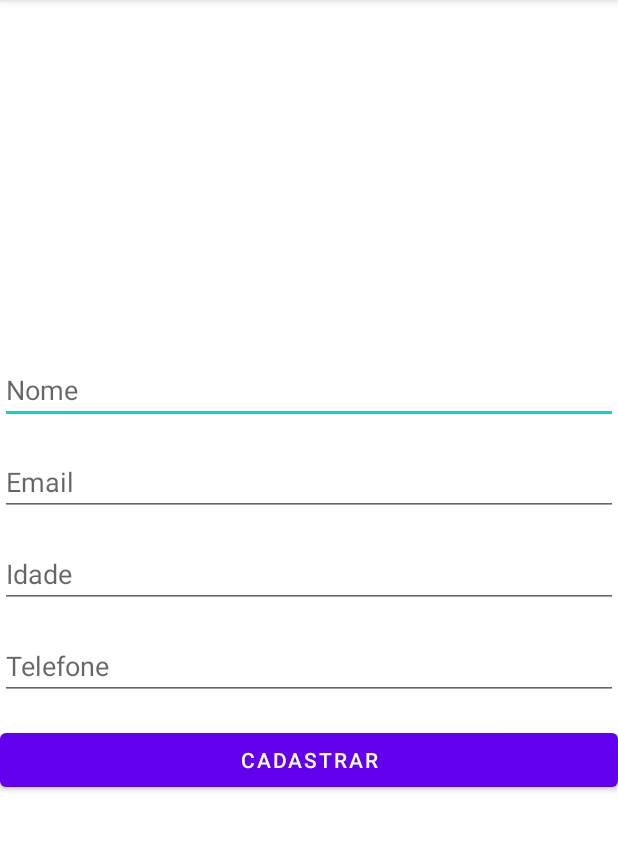
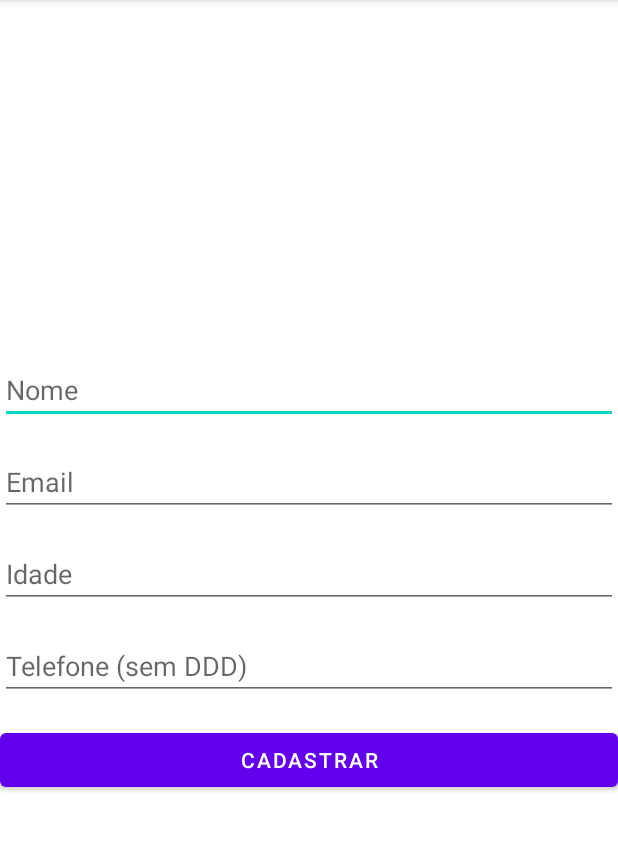
Before and after one commit to Denjiwe/CRUD_Android, an Android app: the screen it shows after launch (AddActivity), after a tap on "CADASTRO", on a phone screen of 412 x 824 dp, the part 84-933 px from its top. Run offline under Robolectric (Android 15) with nearby library versions, the phone set to English and light mode, and no system bars; our stand-ins replace Room's generated code.

```diff
--- a/app/build.gradle
+++ b/app/build.gradle
@@ -57,5 +57,5 @@ dependencies {
 
     def lifecycle_extension_version = '2.2.0-beta01'
     implementation "androidx.lifecycle:lifecycle-runtime-ktx:$lifecycle_extension_version"
-    implementation 'rg.jetbrains.kotlinx:kotlinx-coroutines-core:1.6.1'
+    implementation 'org.jetbrains.kotlinx:kotlinx-coroutines-core:1.6.1'
 }
--- a/app/src/main/java/com/example/crudandroid/MainActivity.kt
+++ b/app/src/main/java/com/example/crudandroid/MainActivity.kt
@@ -3,7 +3,10 @@ package com.example.crudandroid
 import android.content.Intent
 import androidx.appcompat.app.AppCompatActivity
 import android.os.Bundle
+import android.util.Log
+import androidx.lifecycle.lifecycleScope
 import com.example.crudandroid.databinding.ActivityMainBinding
+import kotlinx.coroutines.launch
 
 class MainActivity : AppCompatActivity() {
     private lateinit var binding : ActivityMainBinding
@@ -18,4 +21,12 @@ class MainActivity : AppCompatActivity() {
             startActivity(intent)
         }
     }
+
+    override fun onResume() {
+        super.onResume()
+        lifecycleScope.launch {
+           val pessoaList = AppDB(this@MainActivity).getPessoaDao().getAllPessoa()
+           Log.e("teste", "onResume: ${pessoaList.size}")
+        }
+    }
 }
--- a/app/src/main/res/layout/activity_add.xml
+++ b/app/src/main/res/layout/activity_add.xml
@@ -37,11 +37,11 @@
 
     <EditText
         android:id="@+id/ed_telefone"
-        android:inputType="phone"
+        android:inputType="number"
         android:layout_width="match_parent"
         android:layout_height="wrap_content"
         android:layout_marginBottom="16dp"
-        android:hint="Telefone"
+        android:hint="Telefone (sem DDD)"
         />
 
     <Button
```
